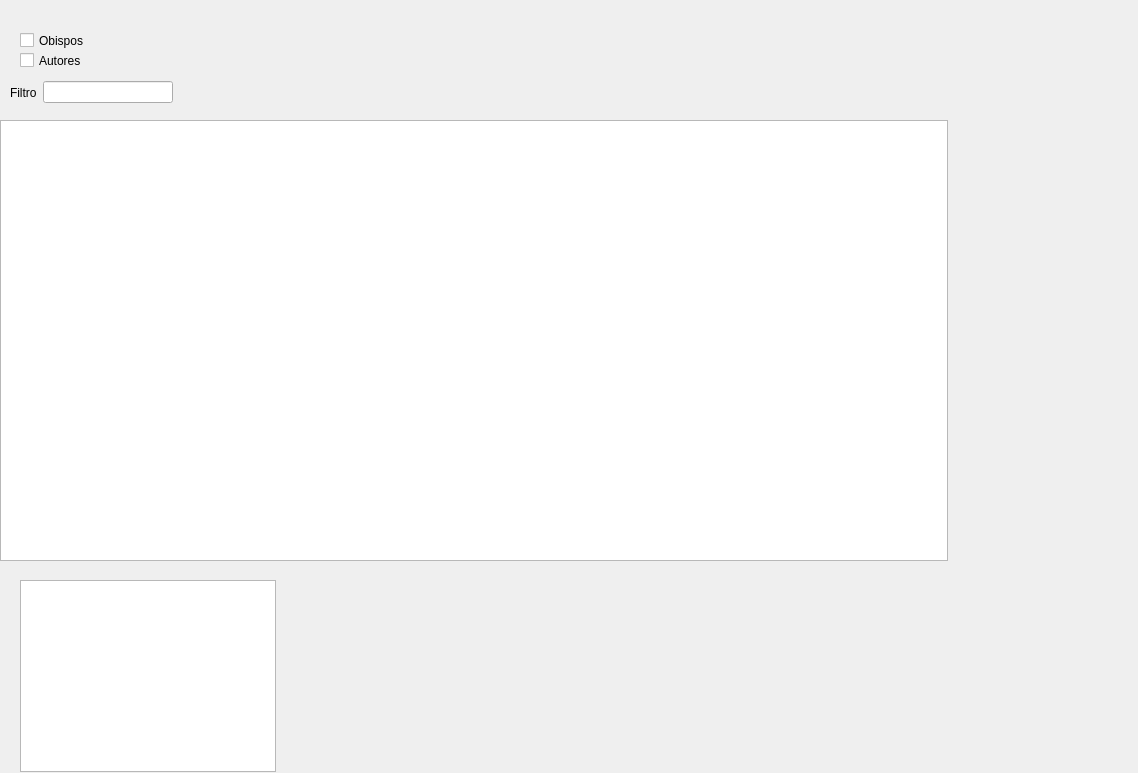
Before: the Qt Designer form gui/dlggestionpersonas.ui in rogorido/qtpredicadores, drawn with Qt 5.
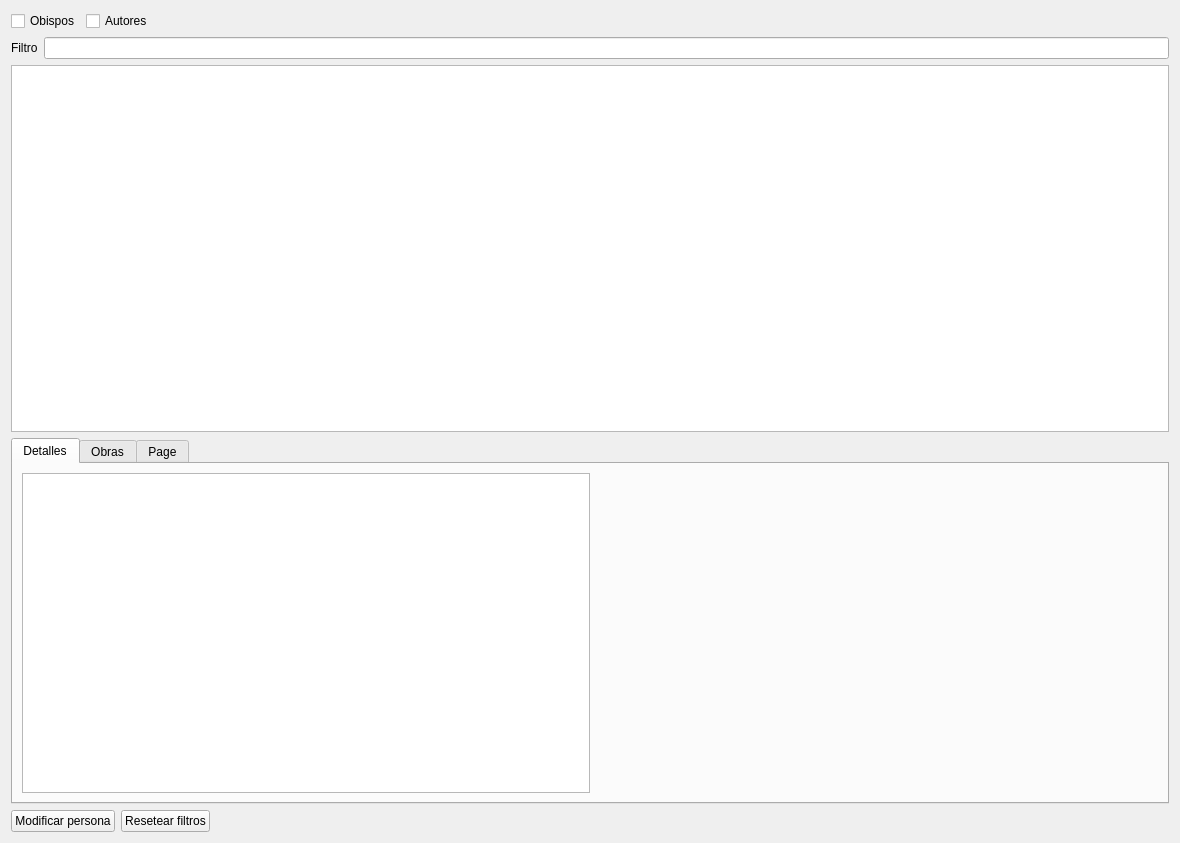
After: the same form once the commit is applied.

Commit message: Menores de UI

The edit to the form file:
```diff
--- a/gui/dlggestionpersonas.ui
+++ b/gui/dlggestionpersonas.ui
@@ -6,68 +6,46 @@
    <rect>
     <x>0</x>
     <y>0</y>
-    <width>1138</width>
-    <height>773</height>
+    <width>1180</width>
+    <height>843</height>
    </rect>
   </property>
   <property name="windowTitle">
    <string>Gestión de personas</string>
   </property>
-  <widget class="QTableView" name="tvPersonas">
-   <property name="geometry">
-    <rect>
-     <x>0</x>
-     <y>120</y>
-     <width>948</width>
-     <height>441</height>
-    </rect>
-   </property>
-  </widget>
+  <layout class="QVBoxLayout" name="verticalLayout">
+   <item>
+    <layout class="QHBoxLayout" name="horizontalLayout_6">
+     <item>
   <widget class="QCheckBox" name="ckObispos">
-   <property name="geometry">
-    <rect>
-     <x>20</x>
-     <y>30</y>
-     <width>84</width>
-     <height>21</height>
-    </rect>
-   </property>
    <property name="text">
     <string>Obispos</string>
    </property>
   </widget>
+     </item>
+     <item>
   <widget class="QCheckBox" name="ckAutores">
-   <property name="geometry">
-    <rect>
-     <x>20</x>
-     <y>50</y>
-     <width>84</width>
-     <height>21</height>
-    </rect>
-   </property>
    <property name="text">
     <string>Autores</string>
    </property>
   </widget>
-  <widget class="QTreeView" name="twDetalles">
-   <property name="geometry">
-    <rect>
-     <x>20</x>
-     <y>580</y>
-     <width>256</width>
-     <height>192</height>
-    </rect>
-   </property>
-  </widget>
-  <widget class="QWidget" name="">
-   <property name="geometry">
-    <rect>
-     <x>10</x>
-     <y>80</y>
-     <width>163</width>
-     <height>25</height>
-    </rect>
-   </property>
+     </item>
+     <item>
+      <spacer name="horizontalSpacer_3">
+       <property name="orientation">
+        <enum>Qt::Horizontal</enum>
+       </property>
+       <property name="sizeHint" stdset="0">
+        <size>
+         <width>40</width>
+         <height>20</height>
+        </size>
+       </property>
+      </spacer>
+     </item>
+    </layout>
+   </item>
+   <item>
    <layout class="QHBoxLayout" name="horizontalLayout">
     <item>
      <widget class="QLabel" name="label">
@@ -84,7 +62,96 @@
      </widget>
     </item>
    </layout>
-  </widget>
+   </item>
+   <item>
+    <widget class="QTableView" name="tvPersonas"/>
+   </item>
+   <item>
+    <widget class="QTabWidget" name="tabWidget">
+     <property name="currentIndex">
+      <number>0</number>
+     </property>
+     <widget class="QWidget" name="tab">
+      <attribute name="title">
+       <string>Detalles</string>
+      </attribute>
+      <layout class="QVBoxLayout" name="verticalLayout_2">
+       <item>
+        <layout class="QHBoxLayout" name="horizontalLayout_5">
+         <item>
+          <widget class="QTreeView" name="twDetalles"/>
+         </item>
+         <item>
+          <spacer name="horizontalSpacer_2">
+           <property name="orientation">
+            <enum>Qt::Horizontal</enum>
+           </property>
+           <property name="sizeHint" stdset="0">
+            <size>
+             <width>40</width>
+             <height>20</height>
+            </size>
+           </property>
+          </spacer>
+         </item>
+        </layout>
+       </item>
+      </layout>
+     </widget>
+     <widget class="QWidget" name="tab_2">
+      <attribute name="title">
+       <string>Obras</string>
+      </attribute>
+      <layout class="QHBoxLayout" name="horizontalLayout_2">
+       <item>
+        <widget class="QTableView" name="twObras"/>
+       </item>
+      </layout>
+     </widget>
+     <widget class="QWidget" name="tab_3">
+      <attribute name="title">
+       <string>Page</string>
+      </attribute>
+      <layout class="QHBoxLayout" name="horizontalLayout_3">
+       <item>
+        <widget class="QTableView" name="twObispos"/>
+       </item>
+      </layout>
+     </widget>
+    </widget>
+   </item>
+   <item>
+    <layout class="QHBoxLayout" name="horizontalLayout_4">
+     <item>
+      <widget class="QPushButton" name="btModificarPersona">
+       <property name="text">
+        <string>Modificar persona</string>
+       </property>
+      </widget>
+     </item>
+     <item>
+      <widget class="QPushButton" name="btResetearFiltros">
+       <property name="text">
+        <string>Resetear filtros</string>
+       </property>
+      </widget>
+     </item>
+     <item>
+      <spacer name="horizontalSpacer">
+       <property name="orientation">
+        <enum>Qt::Horizontal</enum>
+       </property>
+       <property name="sizeHint" stdset="0">
+        <size>
+         <width>40</width>
+         <height>20</height>
+        </size>
+       </property>
+      </spacer>
+     </item>
+    </layout>
+   </item>
+  </layout>
  </widget>
  <resources/>
  <connections/>
```
Lines whose indentation alone changed are shown as unchanged. The commit also changes 3 other files.
